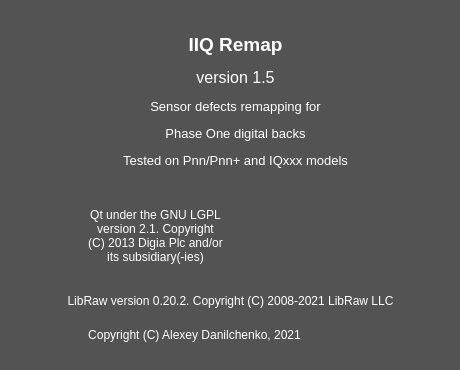
Old version of the form IIQRemap/common/about.ui in the repository Alexey-Danilchenko/PhaseOne-IIQ-Tools.
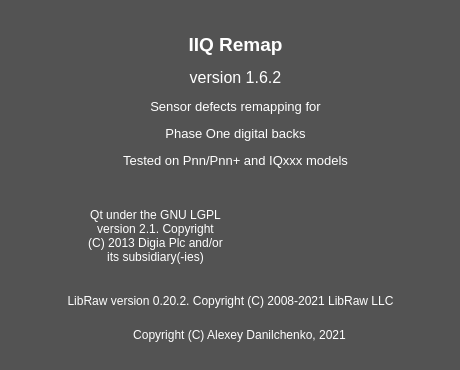
New version of the form. Icons and pictures are not drawn.

```diff
--- a/IIQRemap/common/about.ui
+++ b/IIQRemap/common/about.ui
@@ -175,7 +175,7 @@
     <cursorShape>PointingHandCursor</cursorShape>
    </property>
    <property name="text">
-    <string>&lt;html&gt;&lt;head/&gt;&lt;body&gt;&lt;p align=&quot;center&quot;&gt;&lt;span style=&quot; font-size:14pt; font-weight:600;&quot;&gt;IIQ Remap&lt;/span&gt;&lt;/p&gt;&lt;p align=&quot;center&quot;&gt;&lt;span style=&quot; font-size:12pt;&quot;&gt;version 1.5&lt;/span&gt;&lt;/p&gt;&lt;p align=&quot;center&quot;&gt;&lt;span style=&quot; font-size:10pt;&quot;&gt;Sensor defects remapping for&lt;/span&gt;&lt;/p&gt;&lt;p align=&quot;center&quot;&gt;&lt;span style=&quot; font-size:10pt;&quot;&gt;Phase One digital backs&lt;/span&gt;&lt;/p&gt;&lt;p align=&quot;center&quot;&gt;&lt;span style=&quot; font-size:10pt;&quot;&gt;Tested on Pnn/Pnn+ and IQxxx models&lt;/span&gt;&lt;/p&gt;&lt;/body&gt;&lt;/html&gt;</string>
+    <string>&lt;html&gt;&lt;head/&gt;&lt;body&gt;&lt;p align=&quot;center&quot;&gt;&lt;span style=&quot; font-size:14pt; font-weight:600;&quot;&gt;IIQ Remap&lt;/span&gt;&lt;/p&gt;&lt;p align=&quot;center&quot;&gt;&lt;span style=&quot; font-size:12pt;&quot;&gt;version 1.6.2&lt;/span&gt;&lt;/p&gt;&lt;p align=&quot;center&quot;&gt;&lt;span style=&quot; font-size:10pt;&quot;&gt;Sensor defects remapping for&lt;/span&gt;&lt;/p&gt;&lt;p align=&quot;center&quot;&gt;&lt;span style=&quot; font-size:10pt;&quot;&gt;Phase One digital backs&lt;/span&gt;&lt;/p&gt;&lt;p align=&quot;center&quot;&gt;&lt;span style=&quot; font-size:10pt;&quot;&gt;Tested on Pnn/Pnn+ and IQxxx models&lt;/span&gt;&lt;/p&gt;&lt;/body&gt;&lt;/html&gt;</string>
    </property>
    <property name="alignment">
     <set>Qt::AlignLeading|Qt::AlignLeft|Qt::AlignVCenter</set>
@@ -296,7 +296,7 @@
     <rect>
      <x>49</x>
      <y>319</y>
-     <width>291</width>
+     <width>381</width>
      <height>31</height>
     </rect>
    </property>
```
Left out of the diff: 59 changed lines with no effect on the pictures.
